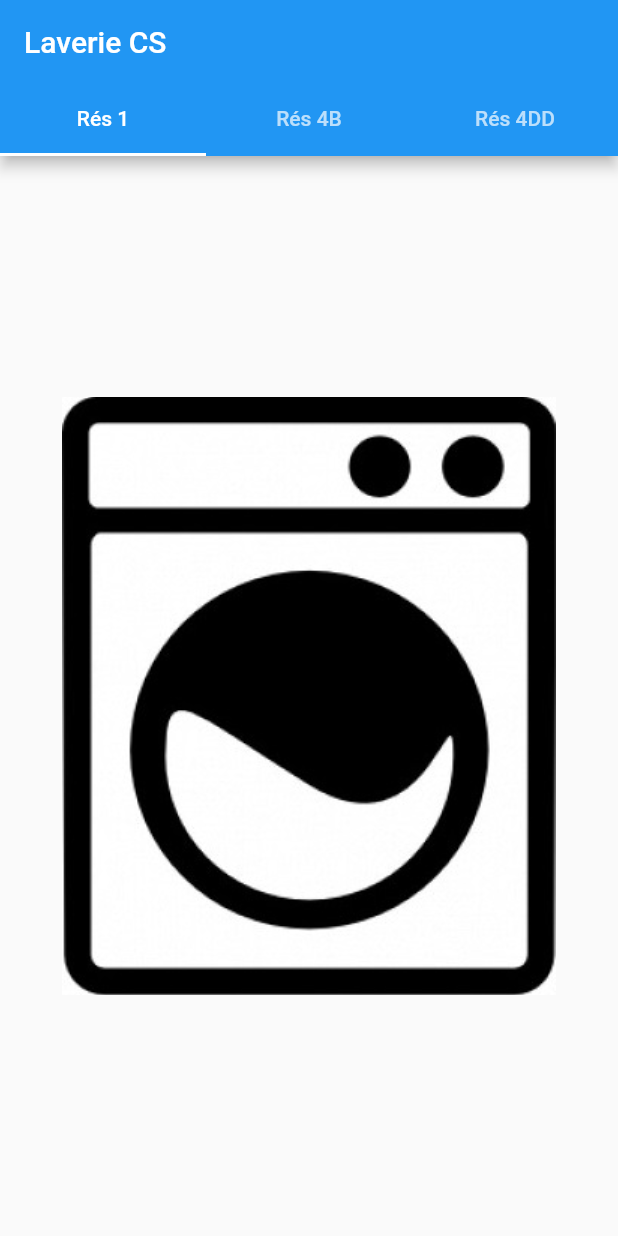
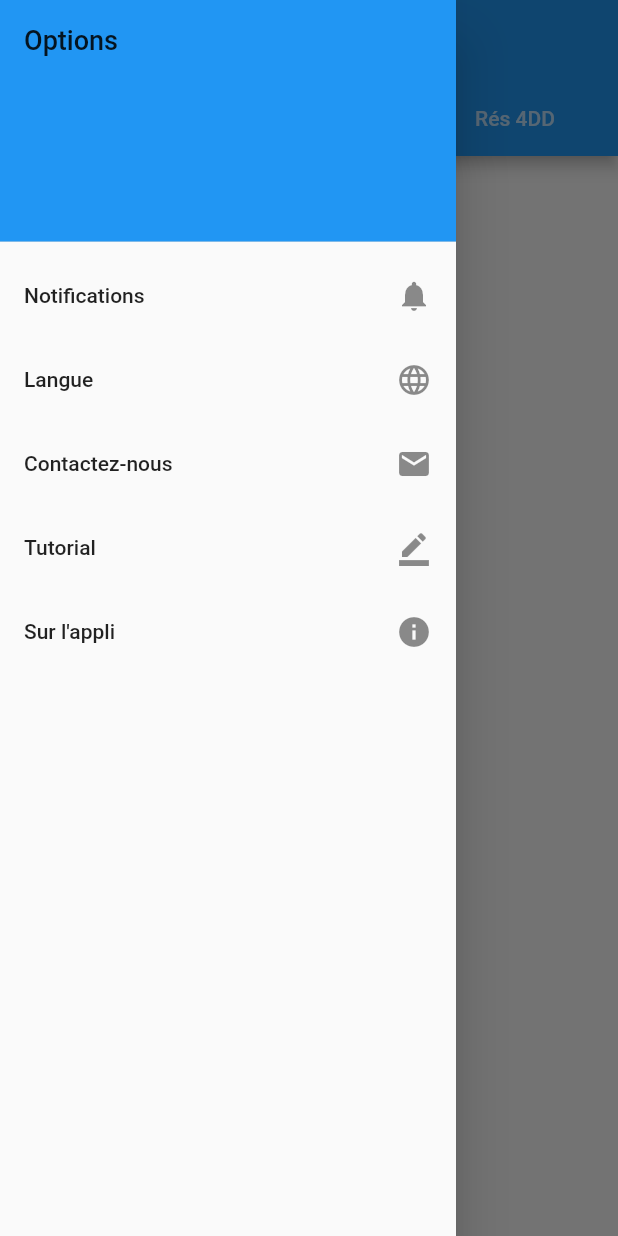
Before and after one commit to marcosppm/laverie_cs_app, a Flutter app: the screen it shows after launch, with the side drawer open (before the commit the screen has no drawer), on a phone screen of 412 x 824 dp. Run offline on Flutter 3.47's test engine with Material 2 defaults, Android fonts, the phone set to English and light mode, and no system bars.

Commit message:
App icon added (not in good shape). Drawer added, not functional.

```diff
--- a/lib/equipment.dart
+++ /dev/null
@@ -1 +0,0 @@
-// Machine à laver OU à sécher (IMPLEMENTS)
--- a/lib/main.dart
+++ b/lib/main.dart
@@ -1,4 +1,5 @@
 import 'package:flutter/material.dart';
+import 'package:laverie_cs_app/widgets/Equipment.dart';
 
 void main() => runApp(LaverieApp());
 
@@ -21,10 +22,73 @@ class LaverieApp extends StatelessWidget {
           ),
           body: TabBarView(
             children: [
-                Image.asset('assets/images/app_icon.jpg'),
-                Icon(Icons.directions_transit),
-                Icon(Icons.directions_bike),
+              /*
+              Equipment(
+                  Machine(name: "Machine 1", remaining: Duration(minutes:30, seconds:0))
+              ),
+              */
+              Icon(Icons.directions), // loadMachineLayout()
+              Icon(Icons.directions_transit), // loadMachineLayout()
+              Icon(Icons.directions_bike), // loadMachineLayout()
             ],
+          ),
+          drawer: Drawer(
+            child: ListView(padding: EdgeInsets.zero, children: <Widget>[
+              DrawerHeader(
+                child: Text(
+                  'Options',
+                  style: TextStyle(fontSize: 18.0),
+                ),
+                decoration: BoxDecoration(
+                  color: Colors.blue,
+                ),
+              ),
+              ListTile(
+                title: Text('Notifications'),
+                trailing: Icon(
+                  Icons.notifications,
+                ),
+                onTap: () {
+                  Navigator.pop(context);
+                },
+              ),
+              ListTile(
+                title: Text('Langue'),
+                trailing: Icon(
+                  Icons.language,
+                ),
+                onTap: () {
+                  Navigator.pop(context);
+                },
+              ),
+              ListTile(
+                title: Text('Contactez-nous'),
+                trailing: Icon(
+                  Icons.mail,
+                ),
+                onTap: () {
+                  Navigator.pop(context);
+                },
+              ),
+              ListTile(
+                title: Text('Tutorial'),
+                trailing: Icon(
+                  Icons.border_color,
+                ),
+                onTap: () {
+                  Navigator.pop(context);
+                },
+              ),
+              ListTile(
+                title: Text('Sur l\'appli'),
+                trailing: Icon(
+                  Icons.info,
+                ),
+                onTap: () {
+                  Navigator.pop(context);
+                },
+              ),
+            ]),
           ),
         ),
       ),
@@ -34,51 +98,8 @@ class LaverieApp extends StatelessWidget {
       ),
     );
   }
-}
 
-class MyHomePage extends StatefulWidget {
-  MyHomePage({Key key, this.title}) : super(key: key);
+  Widget loadMachineLayout() {
 
-  final String title;
-
-  @override
-  _MyHomePageState createState() => _MyHomePageState();
-}
-
-class _MyHomePageState extends State<MyHomePage> {
-  int _counter = 0;
-
-  void _incrementCounter() {
-    setState(() {
-      _counter+=2;
-    });
-  }
-
-  @override
-  Widget build(BuildContext context) {
-    return Scaffold(
-      appBar: AppBar(
-        title: Text(widget.title),
-      ),
-      body: Center(
-        child: Column(
-          mainAxisAlignment: MainAxisAlignment.center,
-          children: <Widget>[
-            Text(
-              'You have pushed the button this many times:',
-            ),
-            Text(
-              '$_counter',
-              style: Theme.of(context).textTheme.display1,
-            ),
-          ],
-        ),
-      ),
-      floatingActionButton: FloatingActionButton(
-        onPressed: _incrementCounter,
-        tooltip: 'Increment',
-        child: Icon(Icons.add),
-      ),
-    );
   }
 }
--- /dev/null
+++ b/lib/objects/Machine.dart
@@ -0,0 +1,21 @@
+// Machine à laver OU à sécher (IMPLEMENTS)
+class Machine{
+  String name;
+  Duration remaining;
+
+  Machine({this.name = "", this.remaining = const Duration(hours:0, minutes:0, seconds:0)});
+
+  String get getName => name;
+
+  Duration get getRemaining => remaining;
+
+  void set setRemaining(Duration remaning) => this.remaining = remaning;
+
+  void decrement() => remaining = Duration(seconds:remaining.inSeconds - 1);
+
+  bool isBusy() => (remaining.inSeconds > 0);
+
+  @override
+  String toString() =>
+      '$name: il reste ${remaining.toString()}';
+}
```
Also changed, not shown: lib/widgets/Equipment.dart (added, +31 -0 lines), pubspec.yaml (+7 -0 lines), assets/images/app_icon.jpg, 16 other files. Lines whose indentation alone changed are shown as unchanged.
